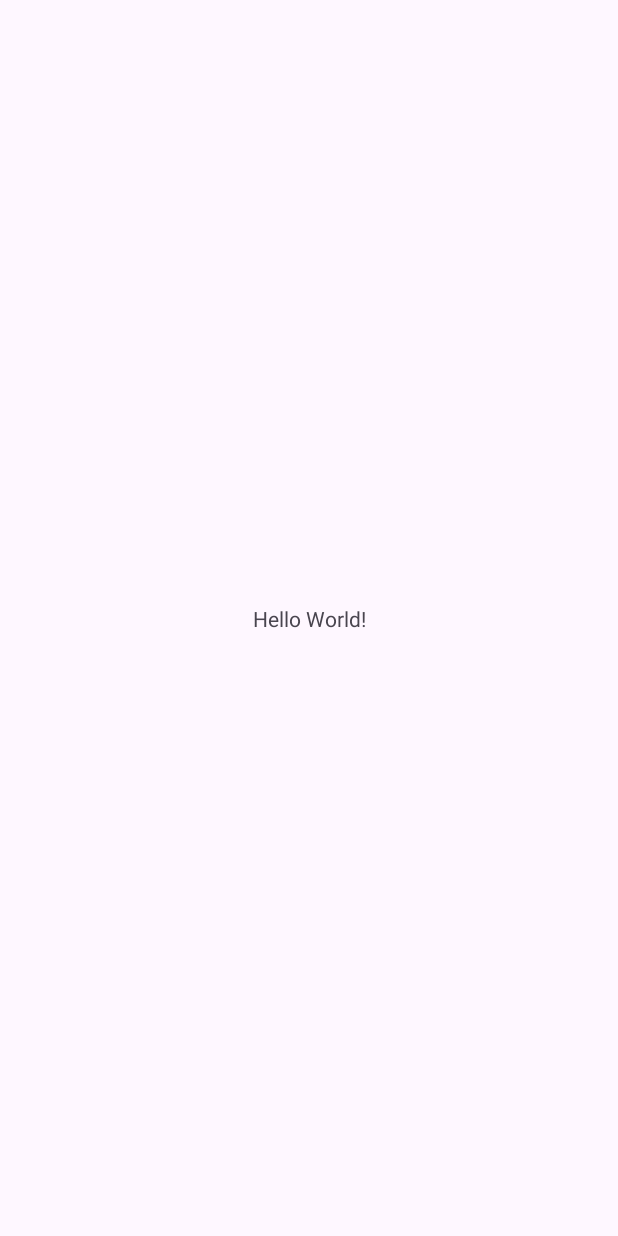
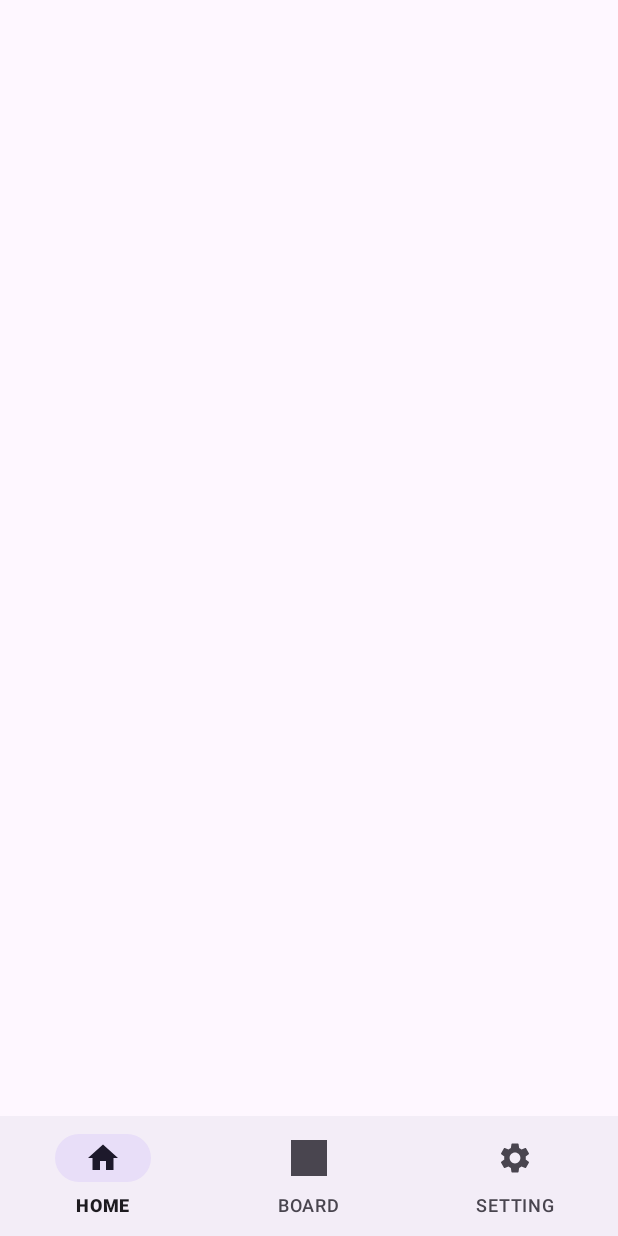
Before and after one commit to celinayk/SW03_App, an Android app: the screen it shows after launch (MainActivity), on a phone screen of 412 x 824 dp. Before the commit the screen is almost empty. Run offline under Robolectric (Android 15) with nearby library versions, the phone set to English and light mode, and no system bars; libraries missing offline, so code that uses them is left out: com.kakao.sdk; 1 statement that could not run was skipped.

Commit message:
기본 화면

```diff
--- /dev/null
+++ b/app/src/main/java/com/example/sw03_app/KakaoApplication.java
@@ -0,0 +1,15 @@
+package com.example.sw03_app;
+
+import android.app.Application;
+
+import com.kakao.sdk.common.KakaoSdk;
+
+public class KakaoApplication extends Application {
+
+    @Override
+    public void onCreate() {
+        super.onCreate();
+        KakaoSdk.init(this, "4353b6cd76fe11134b7a89478be0e2df");
+
+    }
+}
--- a/app/src/main/java/com/example/sw03_app/MainActivity.java
+++ b/app/src/main/java/com/example/sw03_app/MainActivity.java
@@ -1,8 +1,11 @@
 package com.example.sw03_app;
 
 import androidx.appcompat.app.AppCompatActivity;
+import androidx.fragment.app.Fragment;
 
 import android.os.Bundle;
+
+import com.google.android.material.bottomnavigation.BottomNavigationView;
 
 public class MainActivity extends AppCompatActivity {
 
--- /dev/null
+++ b/app/src/main/res/drawable/ic_home.xml
@@ -0,0 +1,5 @@
+<vector android:height="24dp" android:tint="#000000"
+    android:viewportHeight="24" android:viewportWidth="24"
+    android:width="24dp" xmlns:android="http://schemas.android.com/apk/res/android">
+    <path android:fillColor="@android:color/white" android:pathData="M10,20v-6h4v6h5v-8h3L12,3 2,12h3v8z"/>
+</vector>
--- /dev/null
+++ b/app/src/main/res/drawable/ic_location.xml
@@ -0,0 +1,5 @@
+<vector android:height="24dp" android:tint="#000000"
+    android:viewportHeight="24" android:viewportWidth="24"
+    android:width="24dp" xmlns:android="http://schemas.android.com/apk/res/android">
+    <path android:fillColor="@android:color/white" android:pathData="M12,2C8.13,2 5,5.13 5,9c0,5.25 7,13 7,13s7,-7.75 7,-13c0,-3.87 -3.13,-7 -7,-7zM12,11.5c-1.38,0 -2.5,-1.12 -2.5,-2.5s1.12,-2.5 2.5,-2.5 2.5,1.12 2.5,2.5 -1.12,2.5 -2.5,2.5z"/>
+</vector>
--- /dev/null
+++ b/app/src/main/res/drawable/ic_setting.xml
@@ -0,0 +1,5 @@
+<vector android:height="24dp" android:tint="#000000"
+    android:viewportHeight="24" android:viewportWidth="24"
+    android:width="24dp" xmlns:android="http://schemas.android.com/apk/res/android">
+    <path android:fillColor="@android:color/white" android:pathData="M19.14,12.94c0.04,-0.3 0.06,-0.61 0.06,-0.94c0,-0.32 -0.02,-0.64 -0.07,-0.94l2.03,-1.58c0.18,-0.14 0.23,-0.41 0.12,-0.61l-1.92,-3.32c-0.12,-0.22 -0.37,-0.29 -0.59,-0.22l-2.39,0.96c-0.5,-0.38 -1.03,-0.7 -1.62,-0.94L14.4,2.81c-0.04,-0.24 -0.24,-0.41 -0.48,-0.41h-3.84c-0.24,0 -0.43,0.17 -0.47,0.41L9.25,5.35C8.66,5.59 8.12,5.92 7.63,6.29L5.24,5.33c-0.22,-0.08 -0.47,0 -0.59,0.22L2.74,8.87C2.62,9.08 2.66,9.34 2.86,9.48l2.03,1.58C4.84,11.36 4.8,11.69 4.8,12s0.02,0.64 0.07,0.94l-2.03,1.58c-0.18,0.14 -0.23,0.41 -0.12,0.61l1.92,3.32c0.12,0.22 0.37,0.29 0.59,0.22l2.39,-0.96c0.5,0.38 1.03,0.7 1.62,0.94l0.36,2.54c0.05,0.24 0.24,0.41 0.48,0.41h3.84c0.24,0 0.44,-0.17 0.47,-0.41l0.36,-2.54c0.59,-0.24 1.13,-0.56 1.62,-0.94l2.39,0.96c0.22,0.08 0.47,0 0.59,-0.22l1.92,-3.32c0.12,-0.22 0.07,-0.47 -0.12,-0.61L19.14,12.94zM12,15.6c-1.98,0 -3.6,-1.62 -3.6,-3.6s1.62,-3.6 3.6,-3.6s3.6,1.62 3.6,3.6S13.98,15.6 12,15.6z"/>
+</vector>
--- a/app/src/main/res/layout/activity_main.xml
+++ b/app/src/main/res/layout/activity_main.xml
@@ -6,13 +6,28 @@
     android:layout_height="match_parent"
     tools:context=".MainActivity">
 
-    <TextView
-        android:layout_width="wrap_content"
-        android:layout_height="wrap_content"
-        android:text="Hello World!"
-        app:layout_constraintBottom_toBottomOf="parent"
+    <FrameLayout
+        android:id="@+id/fragment_container"
+        android:layout_width="0dp"
+        android:layout_height="0dp"
+        app:layout_constraintBottom_toTopOf="@id/bottom_navigation"
         app:layout_constraintEnd_toEndOf="parent"
         app:layout_constraintStart_toStartOf="parent"
-        app:layout_constraintTop_toTopOf="parent" />
+        app:layout_constraintTop_toTopOf="parent">
+
+        <!-- Fragment 뷰들을 여기에 배치 -->
+
+    </FrameLayout>
+
+    <com.google.android.material.bottomnavigation.BottomNavigationView
+        android:id="@+id/bottom_navigation"
+        android:layout_width="match_parent"
+        android:layout_height="wrap_content"
+        android:layout_gravity="bottom"
+        app:layout_constraintBottom_toBottomOf="parent"
+        app:menu="@menu/bottom_menu"
+        app:layout_constraintEnd_toEndOf="parent"
+        app:layout_constraintStart_toStartOf="parent" />
+
 
 </androidx.constraintlayout.widget.ConstraintLayout>
--- /dev/null
+++ b/app/src/main/res/menu/bottom_menu.xml
@@ -0,0 +1,25 @@
+<?xml version="1.0" encoding="utf-8"?>
+<menu xmlns:android="http://schemas.android.com/apk/res/android"
+    xmlns:app="http://schemas.android.com/apk/res-auto">
+    <item
+        android:id="@+id/home"
+        android:enabled="true"
+        android:icon="@drawable/ic_home"
+        android:title="HOME"
+        app:showAsAction="always"/>
+
+    <item
+        android:id="@+id/board"
+        android:enabled="true"
+        android:icon="@drawable/ic_launcher_background"
+        android:title="BOARD"
+        app:showAsAction="always"/>
+
+    <item
+        android:id="@+id/setting"
+        android:enabled="true"
+        android:icon="@drawable/ic_setting"
+        android:title="SETTING"
+        app:showAsAction="always"/>
+
+</menu>
--- a/settings.gradle.kts
+++ b/settings.gradle.kts
@@ -10,6 +10,8 @@ dependencyResolutionManagement {
     repositories {
         google()
         mavenCentral()
+        maven { url = uri("https://devrepo.kakao.com/nexus/repository/kakaomap-releases/")}
+        maven { url = uri("https://devrepo.kakao.com/nexus/content/groups/public/")}
     }
 }
 
```
Also changed, not shown: app/build.gradle.kts (+6 -1 lines), app/src/main/AndroidManifest.xml (+24 -2 lines), app/src/main/java/com/example/sw03_app/BoardFragment.java (added, +15 -0 lines), app/src/main/java/com/example/sw03_app/HomeFragment.java (added, +15 -0 lines), app/src/main/java/com/example/sw03_app/KakaoUserInfo.java (added, +11 -0 lines), app/src/main/java/com/example/sw03_app/SettingFragment.java (added, +21 -0 lines), app/src/main/res/layout/fragment_setting.xml (added, +52 -0 lines), app/src/main/res/drawable/board.png (added).
